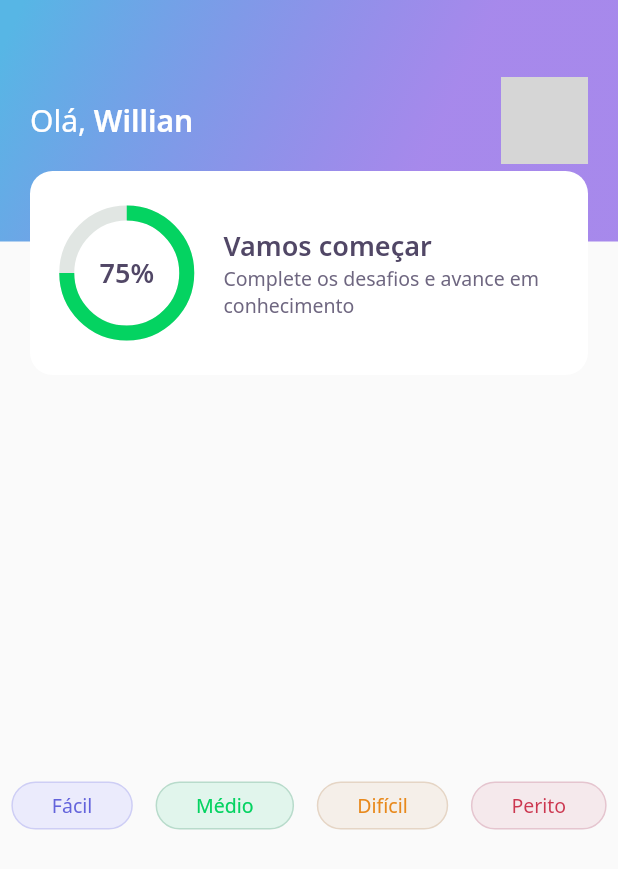
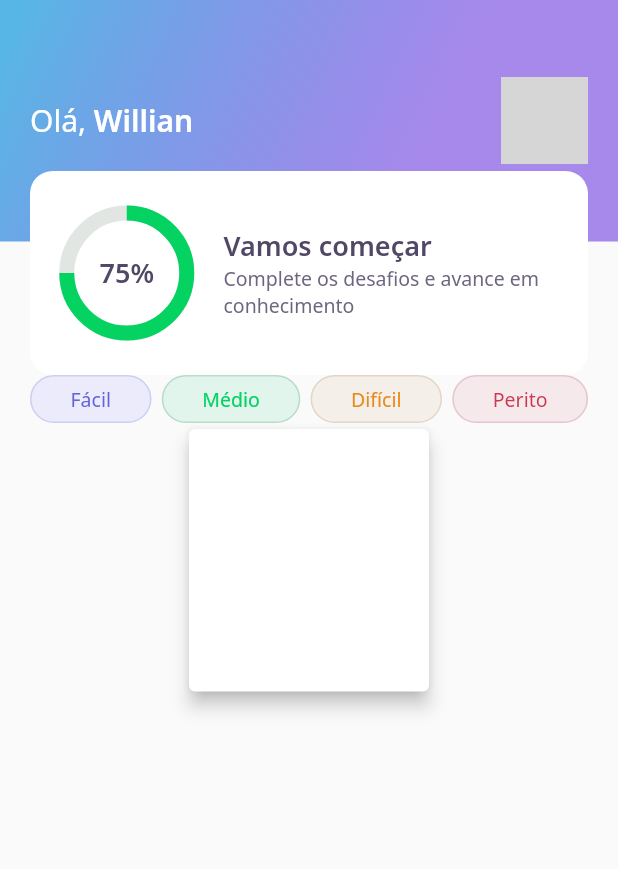
Before and after one commit to AnalogicAllergy/nlw5, a Flutter app: the screen it shows after launch, on a phone screen of 412 x 824 dp. Shown: the top 869 px of the screen. Run offline on Flutter 3.47's test engine with Material 2 defaults, Android fonts, the phone set to English and light mode, and no system bars; our stand-ins replace google_fonts; network calls fail; grey boxes are pictures that could not be loaded.

Commit message:
create QuizCardWidget basics

```diff
--- a/lib/home/home_page.dart
+++ b/lib/home/home_page.dart
@@ -1,6 +1,8 @@
 import 'package:devquiz/home/widgets/level_button/level_button_widget.dart';
 import 'package:devquiz/home/widgets/widgets.dart';
 import 'package:flutter/material.dart';
+
+import 'widgets/quiz_card/quiz_card_widget.dart';
 
 class HomePage extends StatefulWidget {
   @override
@@ -12,9 +14,12 @@ class _HomePageState extends State<HomePage> {
   Widget build(BuildContext context) {
     return Scaffold(
       appBar: AppBarWidget(),
-      body: Center(
-          child: Row(
-        mainAxisAlignment: MainAxisAlignment.spaceAround,
+      body: Padding(
+        padding: EdgeInsets.symmetric(horizontal: 20),
+        child: Column(
+          children: [
+            Row(
+              mainAxisAlignment: MainAxisAlignment.spaceBetween,
               children: [
                 LevelButtonWidget(
                   label: "Fácil",
@@ -29,7 +34,11 @@ class _HomePageState extends State<HomePage> {
                   label: "Perito",
                 ),
               ],
-      )),
+            ),
+            QuizCardWidget(),
+          ],
+        ),
+      ),
     );
   }
 }
--- /dev/null
+++ b/lib/home/widgets/quiz_card/quiz_card_widget.dart
@@ -0,0 +1,21 @@
+import 'package:flutter/material.dart';
+
+class QuizCardWidget extends StatelessWidget {
+  @override
+  Widget build(BuildContext context) {
+    return Card(
+      elevation: 5,
+      child: Container(
+          height: 175,
+          width: 160,
+          child: Column(
+            children: [
+              //build
+            ],
+          ),
+          decoration: BoxDecoration(
+            borderRadius: BorderRadius.circular(10),
+          )),
+    );
+  }
+}
```
Lines whose indentation alone changed are shown as unchanged.
